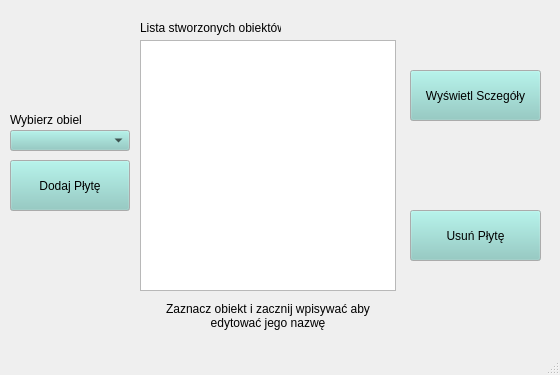
The window that QtPlytaGLowna/QtOknoGlowne.ui (Rolfrider/QtPlytaGLowna) describes before a commit, drawn with Qt 5.
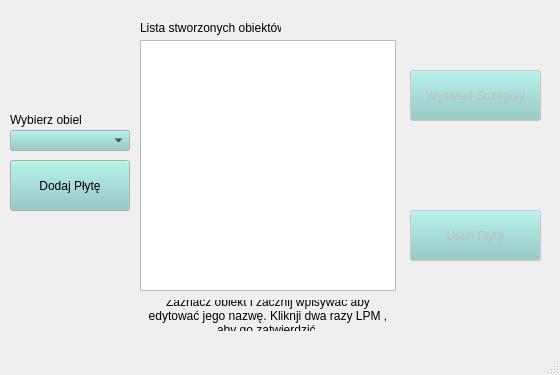
The same window after the commit.

What changed in the file:
```diff
--- a/QtPlytaGLowna/QtOknoGlowne.ui
+++ b/QtPlytaGLowna/QtOknoGlowne.ui
@@ -93,6 +93,9 @@
     </property>
    </widget>
    <widget class="QPushButton" name="usunPlyteButton">
+    <property name="enabled">
+     <bool>false</bool>
+    </property>
     <property name="geometry">
      <rect>
       <x>410</x>
@@ -101,6 +104,18 @@
       <height>51</height>
      </rect>
     </property>
+    <property name="toolTip">
+     <string>Wymaga zaznaczenia obiektu</string>
+    </property>
+    <property name="autoFillBackground">
+     <bool>false</bool>
+    </property>
+    <property name="locale">
+     <locale language="Pashto" country="Afghanistan"/>
+    </property>
+    <property name="inputMethodHints">
+     <set>Qt::ImhNone</set>
+    </property>
     <property name="text">
      <string>Usuń Płytę</string>
     </property>
@@ -116,6 +131,9 @@
     </property>
    </widget>
    <widget class="QPushButton" name="szczegolyButton">
+    <property name="enabled">
+     <bool>false</bool>
+    </property>
     <property name="geometry">
      <rect>
       <x>410</x>
@@ -170,7 +188,7 @@
      </rect>
     </property>
     <property name="text">
-     <string>Zaznacz obiekt i zacznij wpisywać aby edytować jego nazwę</string>
+     <string>Zaznacz obiekt i zacznij wpisywać aby edytować jego nazwę. Kliknji dwa razy LPM , aby go zatwierdzić.</string>
     </property>
     <property name="alignment">
      <set>Qt::AlignCenter</set>
```
Left out of the diff: 27 changed lines with no effect on the pictures.
